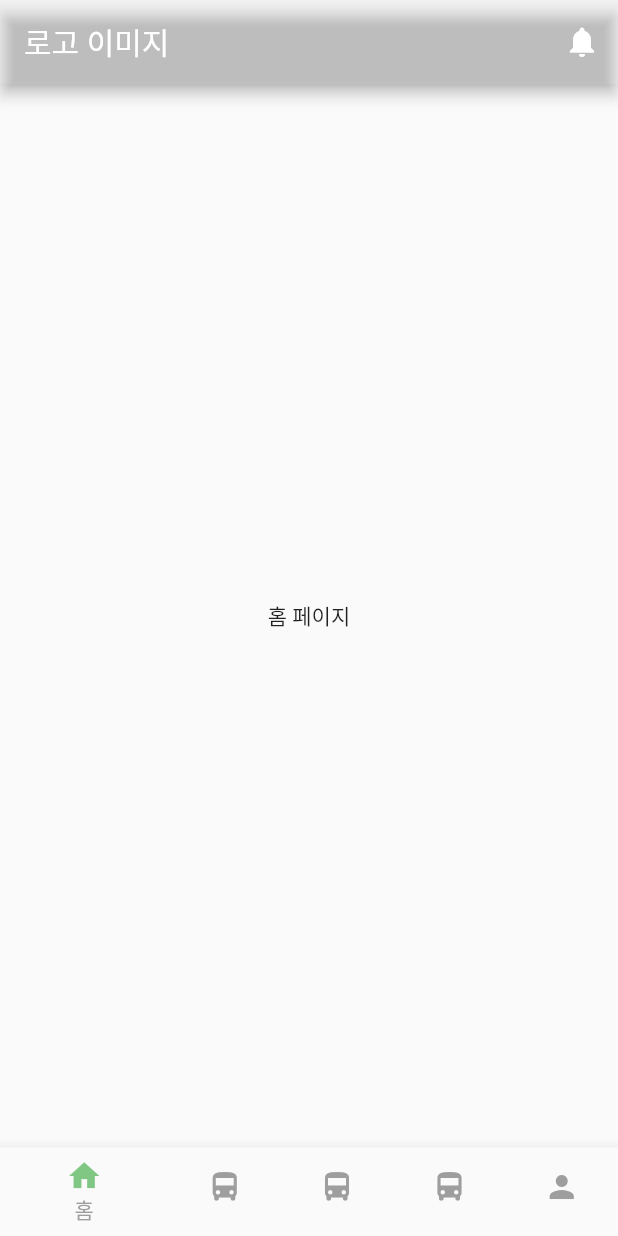
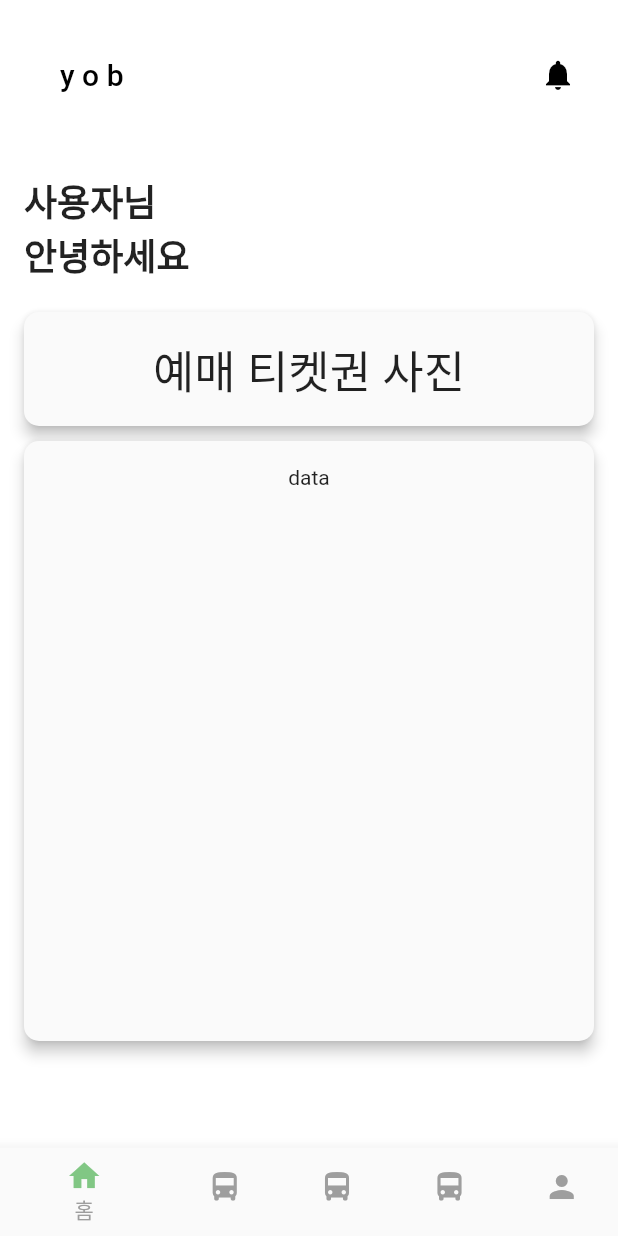
Before and after one commit to hangyel123/traffic, a Flutter app: the screen it shows after launch, on a phone screen of 412 x 824 dp. Run offline on Flutter 3.47's test engine with Material 2 defaults, Android fonts, the phone set to English and light mode, and no system bars.

Commit message:
네비게이션 수정, 메인 레이아웃 수정

```diff
--- a/lib/main.dart
+++ b/lib/main.dart
@@ -11,11 +11,82 @@ class MyApp extends StatelessWidget {
   @override
   Widget build(BuildContext context) {
     return MaterialApp(
+      debugShowCheckedModeBanner: false,
       title: 'YUB',
-      home: MainPage(),
+      home: SplashScreen(),
       routes: {
+        '/main': (context) => MainPage(),
         '/alarm': (context) => AlarmScreen(),
       },
+    );
+  }
+}
+
+class SplashScreen extends StatefulWidget {
+  @override
+  _SplashScreenState createState() => _SplashScreenState();
+}
+
+class _SplashScreenState extends State<SplashScreen>
+    with SingleTickerProviderStateMixin {
+  AnimationController? _controller;
+  Animation<double>? _animation;
+
+  @override
+  void initState() {
+    super.initState();
+    _controller = AnimationController(
+      duration: Duration(seconds: 2),
+      vsync: this,
+    );
+
+    _animation = CurvedAnimation(
+      parent: _controller!,
+      curve: Curves.easeIn,
+    );
+
+    _controller!.forward();
+
+    _navigateToMain();
+  }
+
+  @override
+  void dispose() {
+    _controller!.dispose();
+    super.dispose();
+  }
+
+  _navigateToMain() async {
+    await Future.delayed(Duration(seconds: 2), () {});
+    Navigator.pushReplacementNamed(context, '/main');
+  }
+
+  @override
+  Widget build(BuildContext context) {
+    return Scaffold(
+      body: FadeTransition(
+        opacity: _animation!,
+        child: Column(
+          mainAxisAlignment: MainAxisAlignment.center,
+          children: [
+            Center(
+              child: Image.asset(
+                'assets/images/start_screen.png',
+                fit: BoxFit.cover,
+              ),
+            ),
+            SizedBox(height: 20),
+            Text(
+              'Y O B',
+              style: TextStyle(
+                fontSize: 48,
+                fontWeight: FontWeight.bold,
+                color: Colors.black,
+              ),
+            ),
+          ],
+        ),
+      ),
     );
   }
 }
@@ -28,7 +99,7 @@ class MainPage extends StatefulWidget {
 class _MainPageState extends State<MainPage> {
   int _selectedIndex = 0;
   final List<Widget> _pages = [
-    Center(child: Text('홈 페이지')),
+    HomeScreen(),
     Center(child: Text('시내 셔틀 페이지')),
     Center(child: Text('시외 셔틀 페이지')),
     Center(child: Text('시내 버스 페이지')),
@@ -39,18 +110,30 @@ class _MainPageState extends State<MainPage> {
   Widget build(BuildContext context) {
     return Scaffold(
       appBar: AppBar(
-        title: Text('로고 이미지'),
-        backgroundColor: Colors.white10,
+        title: Text(
+          'y o b',
+          style: TextStyle(color: Colors.black),
+        ),
+        backgroundColor: Colors.white,
+        elevation: 0.0,
+        toolbarHeight: 100.0,
+        titleSpacing: 40.0,
         actions: [
-          IconButton(
+          Padding(
+            padding: const EdgeInsets.only(right: 16.0),
+            child: IconButton(
               icon: Icon(Icons.notifications),
+              color: Colors.black,
               onPressed: () {
                 Navigator.pushNamed(context, '/alarm');
               },
             ),
+          ),
         ],
       ),
-      body: AnimatedSwitcher(
+      body: Container(
+        color: Colors.white,
+        child: AnimatedSwitcher(
           duration: Duration(milliseconds: 300),
           child: _pages[_selectedIndex],
           transitionBuilder: (child, animation) {
@@ -63,12 +146,13 @@ class _MainPageState extends State<MainPage> {
             );
           },
         ),
+      ),
       bottomNavigationBar: BottomNavigationBar(
         selectedItemColor: Colors.grey,
         unselectedItemColor: Colors.grey,
         selectedIconTheme: IconThemeData(color: Colors.green[300]),
         unselectedIconTheme: IconThemeData(color: Colors.grey),
-        selectedLabelStyle: TextStyle(color: Colors.green[300]),
+        selectedLabelStyle: TextStyle(color: Colors.green),
         unselectedLabelStyle: TextStyle(color: Colors.grey),
         currentIndex: _selectedIndex,
         onTap: (index) {
@@ -102,3 +186,66 @@ class _MainPageState extends State<MainPage> {
     );
   }
 }
+
+class HomeScreen extends StatefulWidget {
+  const HomeScreen({super.key});
+
+  @override
+  State<HomeScreen> createState() => _HomeScreenState();
+}
+
+class _HomeScreenState extends State<HomeScreen> {
+  @override
+  Widget build(BuildContext context) {
+    return Padding(
+      padding: EdgeInsets.all(16.0),
+      child: Column(
+        crossAxisAlignment: CrossAxisAlignment.start,
+        children: [
+          Text(
+            '사용자님\n안녕하세요',
+            style: TextStyle(
+              fontSize: 24,
+              fontWeight: FontWeight.bold,
+              height: 1.5,
+            ),
+          ),
+          SizedBox(height: 20),
+          Material(
+            elevation: 4.0,
+            borderRadius: BorderRadius.circular(10),
+            child: Container(
+              width: double.infinity,
+              padding: EdgeInsets.all(16.0),
+              child: Column(
+                children: [
+                  Text(
+                    '예매 티켓권 사진',
+                    style: TextStyle(fontSize: 30),
+                  ),
+                ],
+              ),
+            ),
+          ),
+          SizedBox(height: 10),
+          Material(
+            elevation: 4.0,
+            borderRadius: BorderRadius.circular(10),
+            child: Container(
+              width: double.infinity,
+              padding: EdgeInsets.all(16.0),
+              height: 400,
+              child: Column(
+                children: [
+                  Center(
+                    child: Text('data'),
+                  )
+                ],
+              ),
+            ),
+          ),
+        ],
+      ),
+    );
+  }
+}
--- a/pubspec.yaml
+++ b/pubspec.yaml
@@ -59,9 +59,9 @@ flutter:
   uses-material-design: true
 
   # To add assets to your application, add an assets section, like this:
-  # assets:
-  #   - images/a_dot_burr.jpeg
-  #   - images/a_dot_ham.jpeg
+  assets:
+    - assets/images/bus_route.png
+    - assets/images/start_screen.png
 
   # An image asset can refer to one or more resolution-specific "variants", see
   # https://flutter.dev/assets-and-images/#resolution-aware
```
Also changed, not shown: lib/screens/login.dart (added, +19 -0 lines), assets/images/bus_route.png (added), assets/images/start_screen.png (added). Lines whose indentation alone changed are shown as unchanged.
